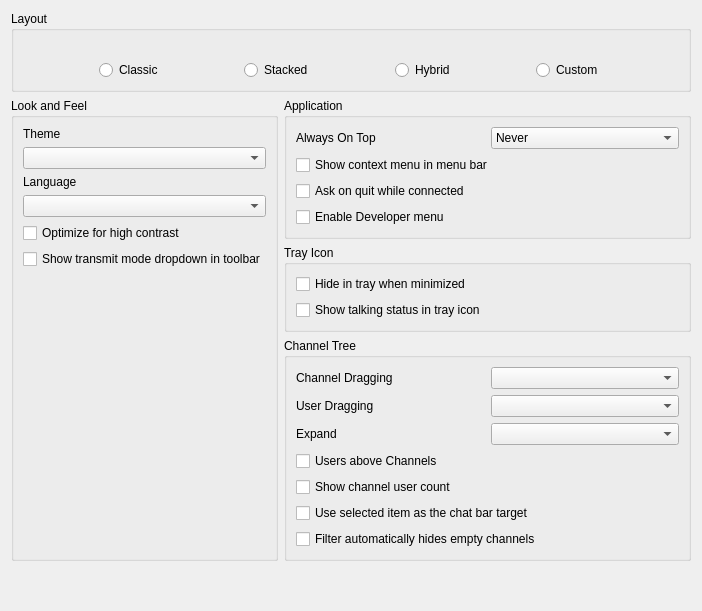
This is src/mumble/LookConfig.ui in mumble-voip/mumble as Qt 5 draws it before an edit. The edited form follows.
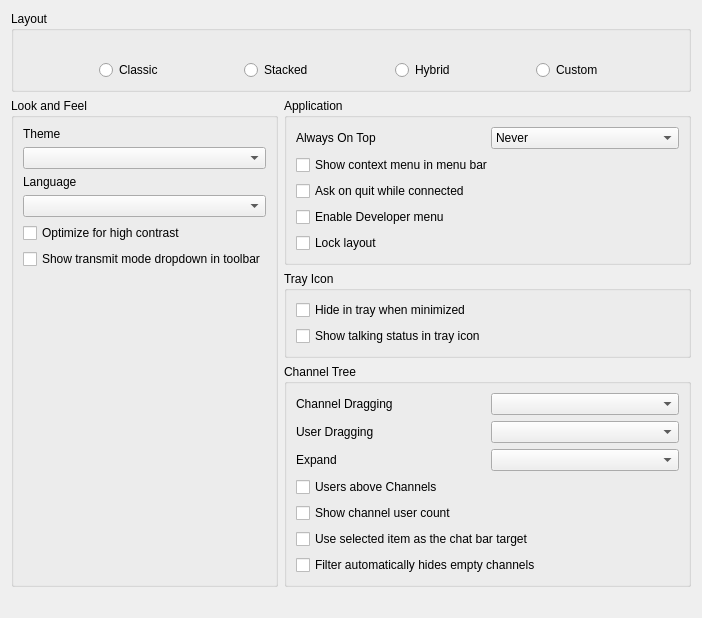
This is the edited form. Icons and pictures are not drawn. Custom widgets are drawn as their Qt base class.

Commit message: Add toggle to lock layout when in custom layout mode

What changed in the file:
```diff
--- a/src/mumble/LookConfig.ui
+++ b/src/mumble/LookConfig.ui
@@ -243,6 +243,16 @@
         </property>
        </widget>
       </item>
+      <item row="4" column="0" colspan="2">
+       <widget class="QCheckBox" name="qcbLockLayout">
+        <property name="whatsThis">
+         <string>When in custom layout mode, checking this disables rearranging.</string>
+        </property>
+        <property name="text">
+         <string>Lock layout</string>
+        </property>
+       </widget>
+      </item>
      </layout>
     </widget>
    </item>
```
The commit also changes 4 other files.
